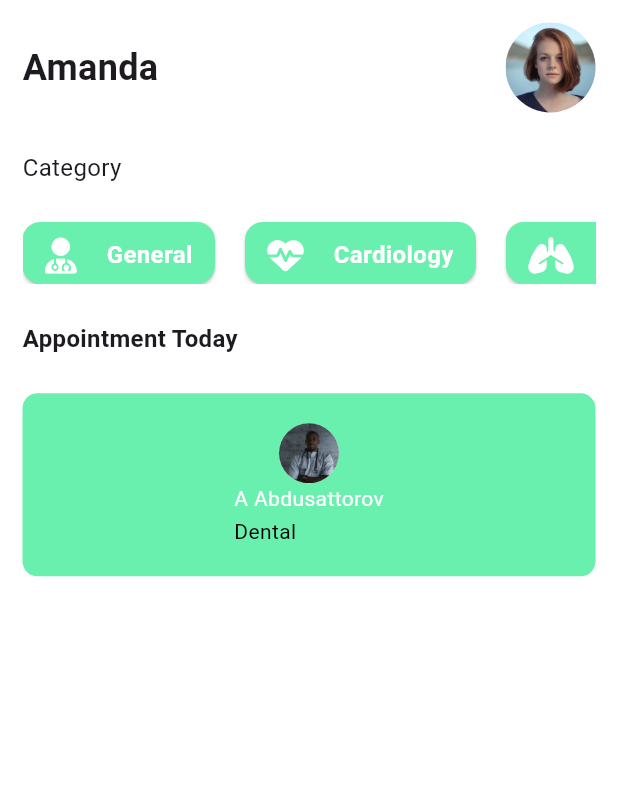
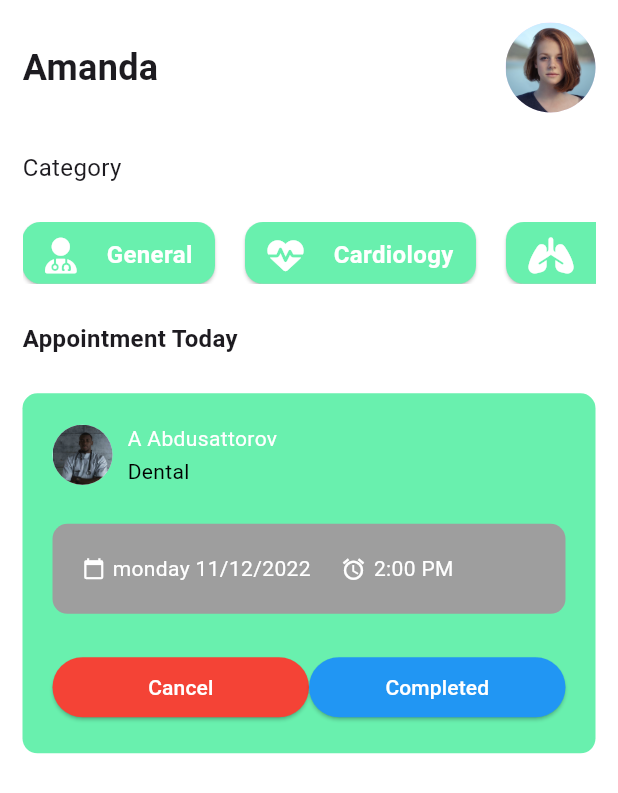
Before and after one commit to InvestUz/doctor_app, a Flutter app: the HomePage screen opened directly, on a phone screen of 412 x 824 dp. Shown: the top 793 px of the screen. Run offline on Flutter 3.47's test engine with Material 3 defaults, Android fonts, the phone set to English and light mode, and no system bars; our stand-ins replace font_awesome_flutter.

Commit message:
working with upgrading cards

```diff
--- a/lib/components/appointment_card.dart
+++ b/lib/components/appointment_card.dart
@@ -17,12 +17,14 @@
         color: Config.primaryColor,
         borderRadius: BorderRadius.circular(10),
       ),
-      child: const Material(
+      child: Material(
         color: Colors.transparent,
         child: Padding(
-          padding: EdgeInsets.all(20),
+          padding: const EdgeInsets.all(20),
           child: Column(
             children: <Widget>[
+              const Row(
+                children: [
                   CircleAvatar(
                     backgroundImage: AssetImage('assets/doctor_1.jpg'),
                   ),
@@ -52,8 +54,90 @@
                   )
                 ],
               ),
+              Config.spaceSmall,
+              const ScheduleCard(),
+              Config.spaceSmall,
+              Row(
+                mainAxisAlignment: MainAxisAlignment.spaceBetween,
+                children: [
+                  Expanded(
+                    child: ElevatedButton(
+                      onPressed: () {},
+                      style: ElevatedButton.styleFrom(
+                        backgroundColor: Colors.red,
+                      ),
+                      child: const Text(
+                        'Cancel',
+                        style: TextStyle(color: Colors.white),
+                      ),
+                    ),
+                  ),
+                  Expanded(
+                    child: ElevatedButton(
+                      onPressed: () {},
+                      style: ElevatedButton.styleFrom(
+                        backgroundColor: Colors.blue,
+                      ),
+                      child: const Text(
+                        'Completed',
+                        style: TextStyle(color: Colors.white),
+                      ),
+                    ),
+                  )
+                ],
+              )
+              // schedule info
+            ],
+          ),
         ),
       ),
     );
   }
 }
+
+class ScheduleCard extends StatelessWidget {
+  const ScheduleCard({super.key});
+
+  @override
+  Widget build(BuildContext context) {
+    return Container(
+      decoration: BoxDecoration(
+        color: Colors.grey,
+        borderRadius: BorderRadius.circular(10),
+      ),
+      width: double.infinity,
+      padding: const EdgeInsets.all(20),
+      child: const Row(
+        crossAxisAlignment: CrossAxisAlignment.center,
+        children: <Widget>[
+          Icon(
+            Icons.calendar_today,
+            color: Colors.white,
+            size: 15,
+          ),
+          SizedBox(width: 5),
+          Text(
+            'monday 11/12/2022',
+            style: TextStyle(
+              color: Colors.white,
+            ),
+          ),
+          SizedBox(width: 20),
+          Icon(
+            Icons.access_alarm,
+            color: Colors.white,
+            size: 17,
+          ),
+          SizedBox(width: 5),
+          Flexible(
+              child: Text(
+            '2:00 PM',
+            style: TextStyle(
+              color: Colors.white,
+            ),
+          ))
+        ],
+      ),
+    );
+  }
+}
```
Also changed, not shown: 1 other file. Lines whose indentation alone changed are shown as unchanged.
